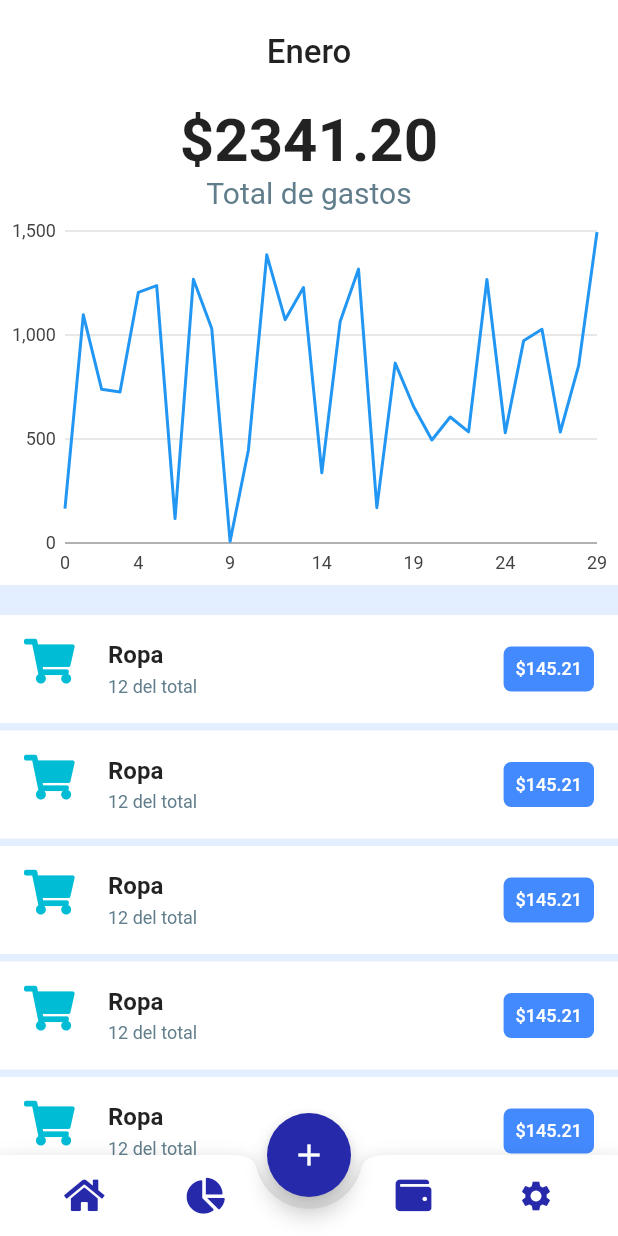
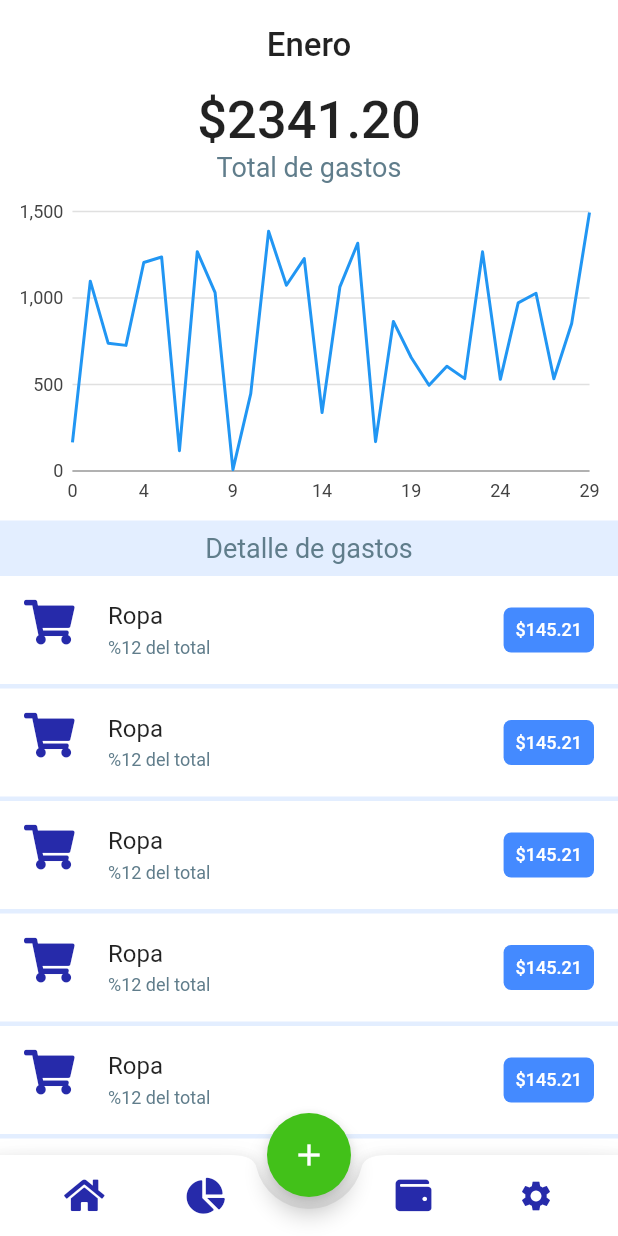
Before and after one commit to jchevalier98/FluuterApp, a Flutter app: the screen it shows after launch, on a phone screen of 412 x 824 dp. Run offline on Flutter 3.47's test engine with Material 2 defaults, Android fonts, the phone set to English and light mode, and no system bars; our stand-ins replace bloc, charts_flutter, flutter_bloc, font_awesome_flutter, rxdart.

Commit message:
Se corrige eel stylo de la aplicacion

```diff
--- a/lib/main.dart
+++ b/lib/main.dart
@@ -4,7 +4,6 @@ import 'package:navigation_bar/pages/main_layout.dart';
 void main() => runApp(MyApp());
 
 class MyApp extends StatelessWidget {
-  // This widget is the root of your application.
   @override
   Widget build(BuildContext context) {
     return MaterialApp(
--- a/lib/pages/body.dart
+++ b/lib/pages/body.dart
@@ -14,8 +14,26 @@ class Body extends StatelessWidget {
         children: <Widget>[
           Selector(),
           Expensas(),
-          Grafics(),
-          Separator(space: 20.0),
+          Padding(
+            padding: const EdgeInsets.all(5.0),
+            child: Grafics(),
+          ),
+          //Separator(space: 20.0),
+          Container(
+            color: Colors.blueAccent.withOpacity(0.15),
+            child: Padding(
+              padding: const EdgeInsets.all(8.0),
+              child: Center(
+                child: Text(
+                  "Detalle de gastos",
+                  style: TextStyle(
+                    fontSize: 18.0,
+                    color: Colors.blueGrey
+                  ),
+                )
+              ),
+            ),
+          ),
           ListData()
         ],
       ),
--- a/lib/pages/expensas.dart
+++ b/lib/pages/expensas.dart
@@ -9,8 +9,8 @@ class Expensas extends StatelessWidget {
           child: Text(
             "\$2341.20",
             style: TextStyle(
-              fontWeight: FontWeight.bold,
-              fontSize: 40.0,
+              fontWeight: FontWeight.w500,
+              fontSize: 35.0,
             ),
           ),
         ),
@@ -18,7 +18,7 @@ class Expensas extends StatelessWidget {
           child: Text(
             "Total de gastos",
             style: TextStyle(
-              fontSize: 20.0,
+              fontSize: 18.0,
               color: Colors.blueGrey
             ),
           ),
--- a/lib/pages/grafics.dart
+++ b/lib/pages/grafics.dart
@@ -5,7 +5,7 @@ class Grafics extends StatelessWidget {
   @override
   Widget build(BuildContext context) {
     return Container(
-      height: 250,
+      height: 215,
       child: GraphWidget(),
     );
   }
--- a/lib/pages/home.dart
+++ b/lib/pages/home.dart
@@ -5,7 +5,8 @@ import 'package:font_awesome_flutter/font_awesome_flutter.dart';
 import 'package:navigation_bar/pages/body.dart';
 
 class Home extends StatelessWidget with NavigationStates{
-   @override
+
+  @override
   Widget build(BuildContext context) {
     return Scaffold(
       bottomNavigationBar: BottomAppBar(
@@ -25,7 +26,7 @@ class Home extends StatelessWidget with NavigationStates{
       ),
       floatingActionButtonLocation: FloatingActionButtonLocation.centerDocked,
       floatingActionButton: FloatingActionButton(
-        backgroundColor: const Color(0xFF262AAA),
+        backgroundColor: const Color(0xFF42c119),
         child: Icon(Icons.add),
         onPressed: (){}
       ),
--- a/lib/pages/list_data.dart
+++ b/lib/pages/list_data.dart
@@ -11,7 +11,7 @@ class ListData extends StatelessWidget {
           itemCount: 15,
           itemBuilder: (BuildContext context, int index) => Item(icon : FontAwesomeIcons.shoppingCart, name: "Ropa", percent: 12, amount: 145.21),
           separatorBuilder: (BuildContext context, int index) {
-            return Separator(space: 5.0,);
+            return Separator(space: 3.0,);
           },
       ),
     );
--- a/lib/pages/selector.dart
+++ b/lib/pages/selector.dart
@@ -14,7 +14,7 @@ class Selector extends StatelessWidget {
   @override
   Widget build(BuildContext context) {
     return SizedBox.fromSize(
-      size: Size.fromHeight(70.0),
+      size: Size.fromHeight(60.0),
       child: PageView(
         //controller: _pageController,
         children: <Widget>[
--- a/lib/util/item.dart
+++ b/lib/util/item.dart
@@ -12,16 +12,16 @@ class Item extends StatelessWidget {
   @override
   Widget build(BuildContext context) {
     return ListTile(
-      leading: Icon(icon, size: 30.0, color: Colors.cyan),
+      leading: Icon(icon, size: 30.0, color: const Color(0xFF262AAA)),
       title: Text(
         name,
         style: TextStyle(
           fontSize: 16.0,
-          fontWeight: FontWeight.bold,
+          fontWeight: FontWeight.w400,
         ),
       ),
       subtitle: Text(
-        "$percent del total",
+        "%$percent del total",
         style: TextStyle(
           fontSize: 12.0,
           color: Colors.blueGrey
```
